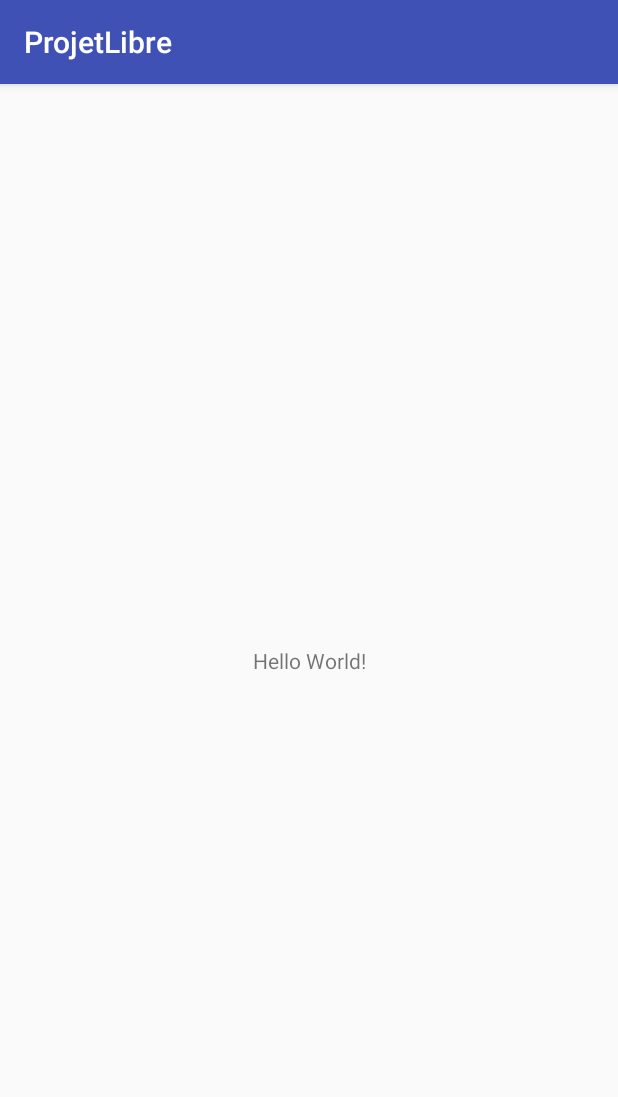
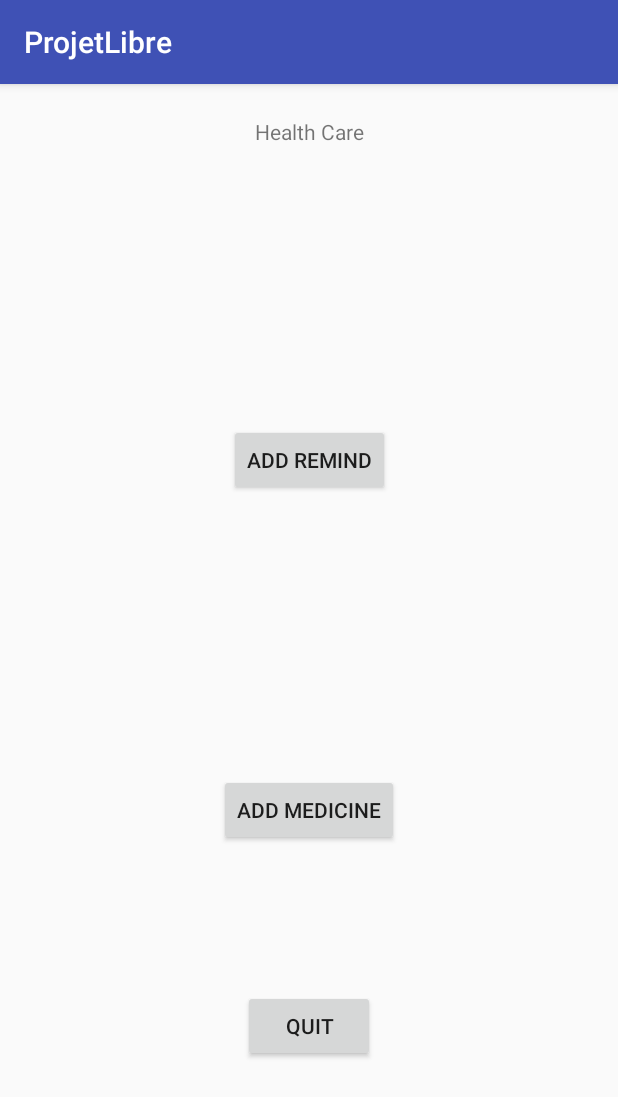
Before and after one commit to yyxts/Projet-Libre, an Android app: the screen it shows after launch (MainActivity), on a phone screen of 412 x 824 dp. Shown: the top 1097 px of the screen. Run offline under Robolectric (Android 15) with nearby library versions, the phone set to English and light mode, and no system bars.

Commit message:
Main Activity

```diff
--- a/app/src/main/res/layout/activity_main.xml
+++ b/app/src/main/res/layout/activity_main.xml
@@ -7,12 +7,52 @@
     tools:context=".Activity.MainActivity">
 
     <TextView
+        android:id="@+id/textView"
         android:layout_width="wrap_content"
         android:layout_height="wrap_content"
-        android:text="Hello World!"
+        android:text="Health Care"
         app:layout_constraintBottom_toBottomOf="parent"
         app:layout_constraintLeft_toLeftOf="parent"
         app:layout_constraintRight_toRightOf="parent"
-        app:layout_constraintTop_toTopOf="parent" />
+        app:layout_constraintTop_toTopOf="parent"
+        app:layout_constraintVertical_bias="0.029" />
+
+    <Button
+        android:id="@+id/button1"
+        android:layout_width="wrap_content"
+        android:layout_height="wrap_content"
+        android:layout_marginBottom="8dp"
+        android:layout_marginEnd="8dp"
+        android:layout_marginStart="8dp"
+        android:layout_marginTop="8dp"
+        android:text="Add Remind"
+        app:layout_constraintBottom_toTopOf="@+id/button2"
+        app:layout_constraintEnd_toEndOf="parent"
+        app:layout_constraintStart_toStartOf="parent"
+        app:layout_constraintTop_toBottomOf="@+id/textView" />
+
+    <Button
+        android:id="@+id/button2"
+        android:layout_width="wrap_content"
+        android:layout_height="wrap_content"
+        android:layout_marginBottom="96dp"
+        android:layout_marginEnd="8dp"
+        android:layout_marginStart="8dp"
+        android:text="Add Medicine"
+        app:layout_constraintBottom_toTopOf="@+id/button3"
+        app:layout_constraintEnd_toEndOf="parent"
+        app:layout_constraintStart_toStartOf="parent" />
+
+    <Button
+        android:id="@+id/button3"
+        android:layout_width="wrap_content"
+        android:layout_height="wrap_content"
+        android:layout_marginBottom="116dp"
+        android:layout_marginEnd="8dp"
+        android:layout_marginStart="8dp"
+        android:text="QUIT"
+        app:layout_constraintBottom_toBottomOf="parent"
+        app:layout_constraintEnd_toEndOf="parent"
+        app:layout_constraintStart_toStartOf="parent" />
 
 </android.support.constraint.ConstraintLayout>
--- a/app/src/main/res/values/styles.xml
+++ b/app/src/main/res/values/styles.xml
@@ -1,7 +1,7 @@
 <resources>
 
     <!-- Base application theme. -->
-    <style name="AppTheme" parent="Theme.AppCompat.Light.DarkActionBar">
+    <style name="AppTheme" parent="Base.Theme.AppCompat.Light.DarkActionBar">
         <!-- Customize your theme here. -->
         <item name="colorPrimary">@color/colorPrimary</item>
         <item name="colorPrimaryDark">@color/colorPrimaryDark</item>
```
